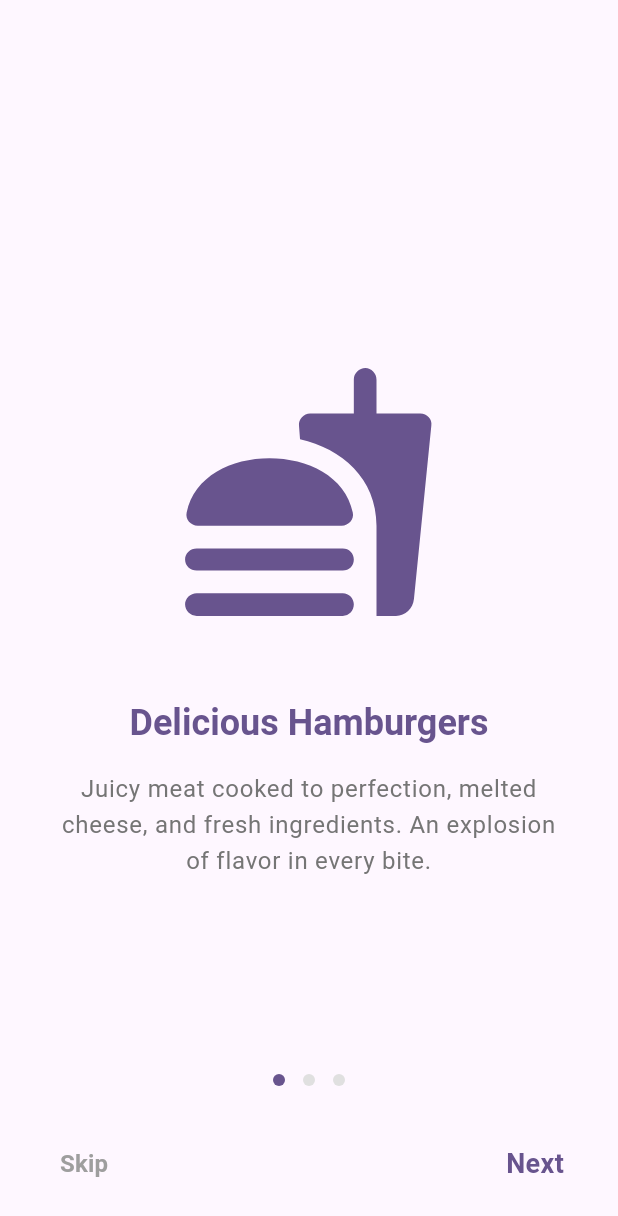
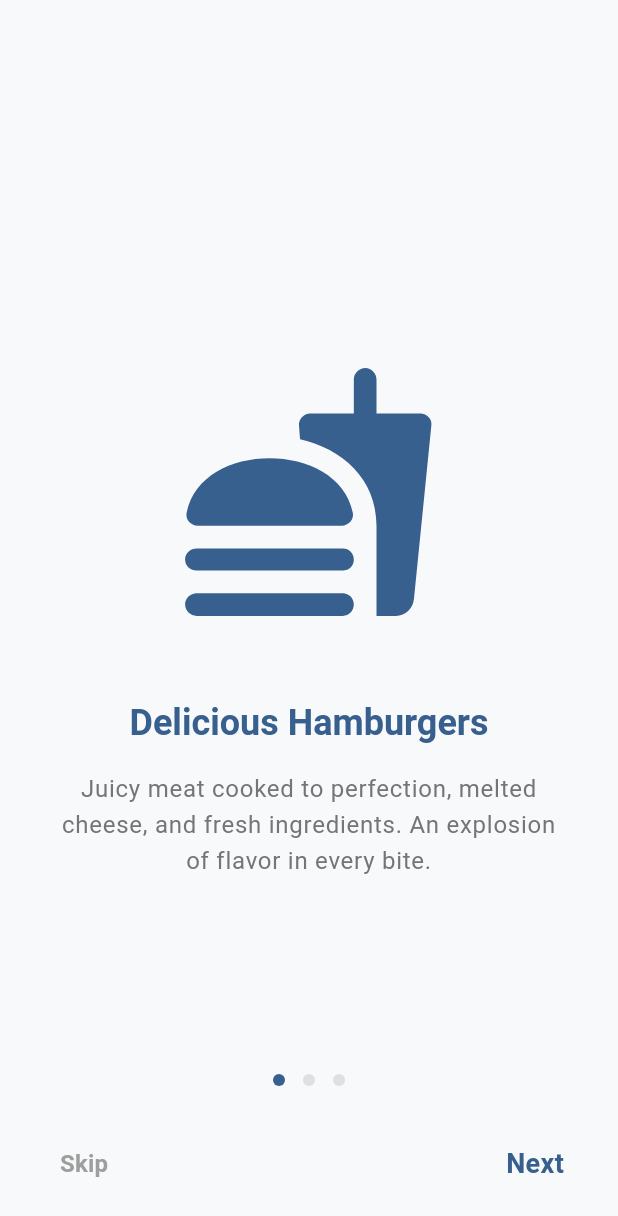
Before and after one commit to luishperna/good-hamburger-flutter, a Flutter app: the screen it shows after launch, on a phone screen of 412 x 824 dp. Shown: the top 1216 px of the screen. Run offline on Flutter 3.47's test engine with Material 3 defaults, Android fonts, the phone set to English and light mode, and no system bars; drawn by our look-alikes of smooth_page_indicator; our stand-ins replace get_it, shared_preferences, top_snackbar_flutter; accounts and stored records are empty.

Commit message:
feat(theme): create the app main theme.

```diff
--- a/lib/core/ui/app.dart
+++ b/lib/core/ui/app.dart
@@ -12,7 +12,7 @@ class GoodHamburgerApp extends StatelessWidget {
     return MaterialApp(
       debugShowCheckedModeBanner: false,
       title: AppConfig.name,
-      theme: AppTheme.theme,
+      theme: AppTheme.lightTheme,
       initialRoute: AppRouter.splash,
       routes: AppRouter.routes,
     );
--- a/lib/core/ui/theme/app_theme.dart
+++ b/lib/core/ui/theme/app_theme.dart
@@ -1,6 +1,59 @@
 import 'package:flutter/material.dart';
 
 class AppTheme {
-  static ThemeData get theme =>
-      ThemeData(colorScheme: .fromSeed(seedColor: Colors.deepPurple));
+  AppTheme._();
+
+  static const Color _primaryBlue = Color(0xFF1B5C98);
+  static const Color _secondaryPink = Color(0xFFEE7595);
+
+  static const Color _lightBackground = Color(0xFFF8F9FA);
+  static const Color _darkText = Color(0xFF212529);
+
+  static ThemeData get lightTheme {
+    final colorScheme = ColorScheme.fromSeed(
+      seedColor: _primaryBlue,
+      background: _lightBackground,
+      surface: Colors.white,
+      onBackground: _darkText,
+      secondary: _secondaryPink,
+    );
+
+    return ThemeData(
+      useMaterial3: true,
+      colorScheme: colorScheme,
+
+      scaffoldBackgroundColor: _lightBackground,
+
+      appBarTheme: AppBarTheme(
+        backgroundColor: Colors.white,
+        foregroundColor: _darkText,
+        elevation: 0,
+        scrolledUnderElevation: 0,
+        centerTitle: false,
+        titleTextStyle: TextStyle(
+          color: _darkText,
+          fontSize: 20,
+          fontWeight: FontWeight.bold,
+        ),
+      ),
+
+      textTheme: TextTheme(
+        headlineSmall: TextStyle(color: _darkText, fontWeight: FontWeight.bold),
+        titleMedium: TextStyle(color: _darkText, fontWeight: FontWeight.w600),
+        bodyLarge: TextStyle(color: _darkText),
+        bodyMedium: TextStyle(color: _darkText),
+      ),
+
+      elevatedButtonTheme: ElevatedButtonThemeData(
+        style: ElevatedButton.styleFrom(
+          backgroundColor: _primaryBlue,
+          foregroundColor: Colors.white,
+          shape: RoundedRectangleBorder(
+            borderRadius: BorderRadius.circular(12),
+          ),
+          padding: const EdgeInsets.symmetric(horizontal: 24, vertical: 16),
+        ),
+      ),
+    );
+  }
 }
```
